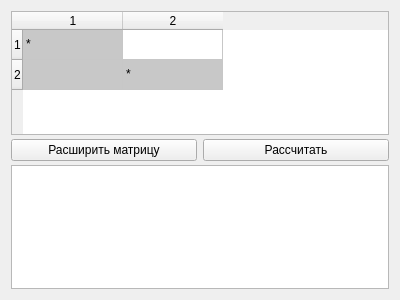
Above: widget.ui from Dertosh/- before the change. Below: the same form after it.
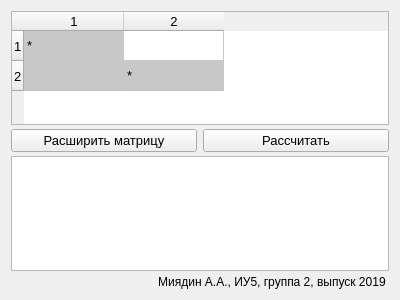
That is the form after the change.

Commit message: Доработка интерфейса и вывод суммы

```diff
--- a/widget.ui
+++ b/widget.ui
@@ -31,13 +31,35 @@
    </property>
    <item row="1" column="1">
     <widget class="QPushButton" name="startButton">
+     <property name="font">
+      <font>
+       <pointsize>10</pointsize>
+      </font>
+     </property>
      <property name="text">
       <string>Рассчитать</string>
      </property>
     </widget>
    </item>
+   <item row="1" column="0">
+    <widget class="QPushButton" name="incMatButton">
+     <property name="font">
+      <font>
+       <pointsize>10</pointsize>
+      </font>
+     </property>
+     <property name="text">
+      <string>Расширить матрицу</string>
+     </property>
+    </widget>
+   </item>
    <item row="0" column="0" colspan="2">
     <widget class="QTableWidget" name="tableWidget">
+     <property name="font">
+      <font>
+       <pointsize>10</pointsize>
+      </font>
+     </property>
      <property name="layoutDirection">
       <enum>Qt::LeftToRight</enum>
      </property>
@@ -125,15 +147,26 @@
    </item>
    <item row="2" column="0" colspan="2">
     <widget class="QTextBrowser" name="textBrowser">
+     <property name="font">
+      <font>
+       <pointsize>14</pointsize>
+      </font>
+     </property>
      <property name="autoFillBackground">
       <bool>true</bool>
      </property>
     </widget>
    </item>
-   <item row="1" column="0">
-    <widget class="QPushButton" name="incMatButton">
+   <item row="3" column="0" colspan="2">
+    <widget class="QLabel" name="label">
      <property name="text">
-      <string>Расширить матрицу</string>
+      <string>Миядин А.А., ИУ5, группа 2, выпуск 2019 </string>
+     </property>
+     <property name="textFormat">
+      <enum>Qt::PlainText</enum>
+     </property>
+     <property name="alignment">
+      <set>Qt::AlignRight|Qt::AlignTrailing|Qt::AlignVCenter</set>
      </property>
     </widget>
    </item>
```
The commit also changes 3 other files.
